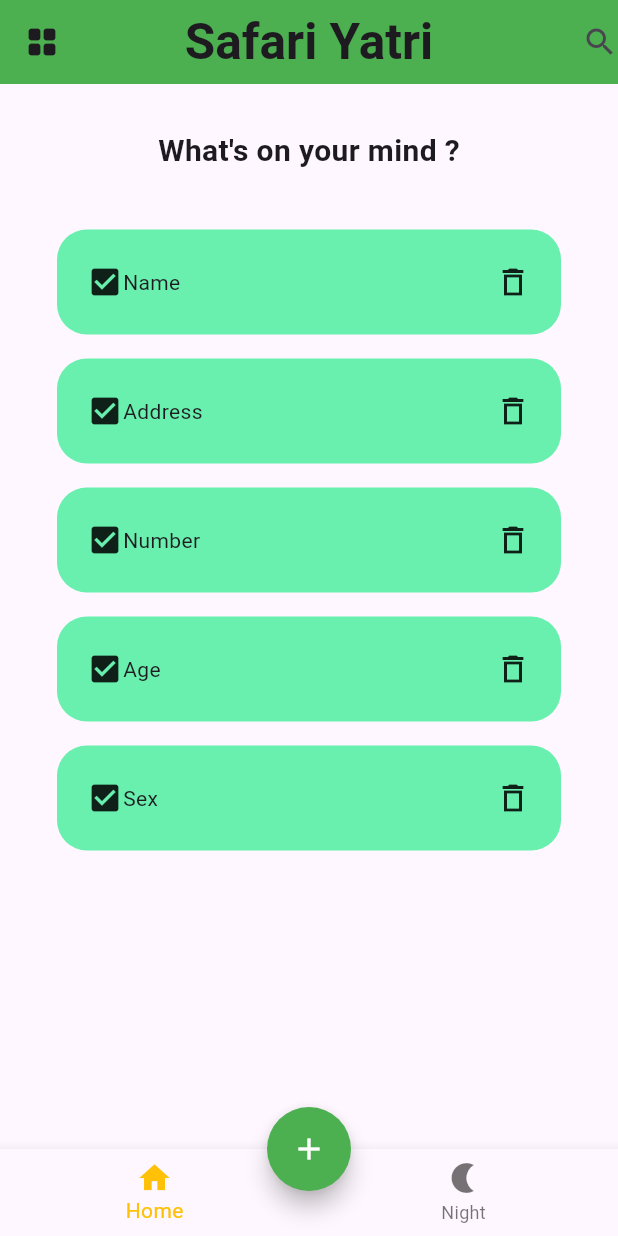
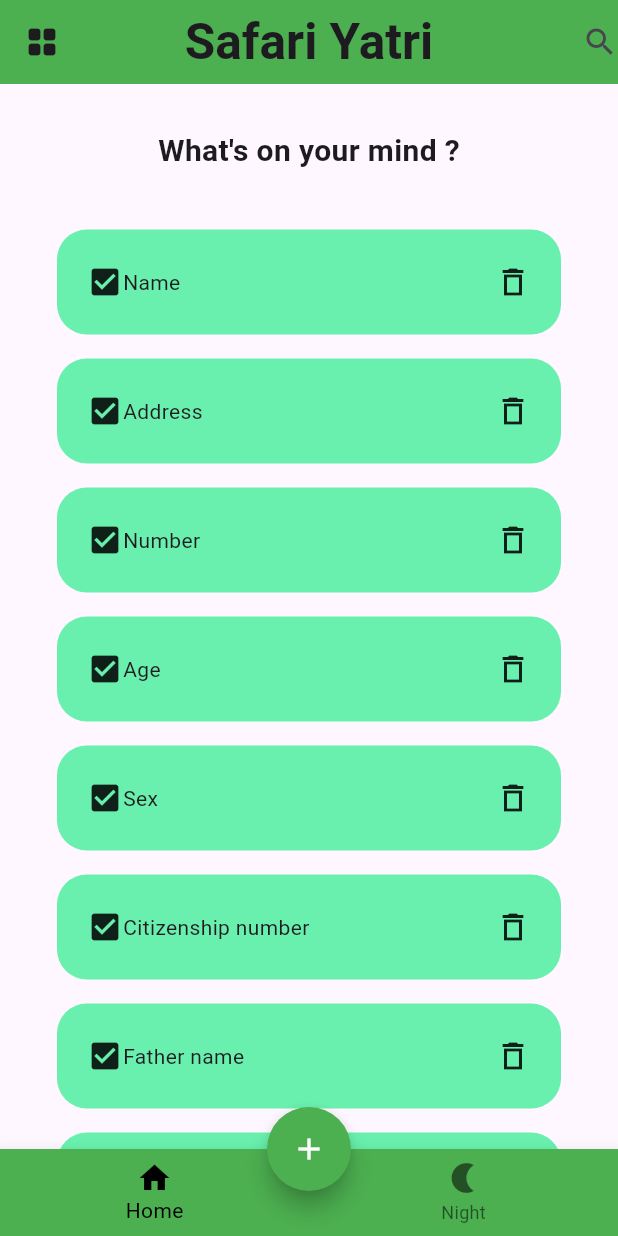
Before and after one commit to Priyanshudev001/Todo, a Flutter app: the screen it shows after launch, on a phone screen of 412 x 824 dp. Run offline on Flutter 3.47's test engine with Material 3 defaults, Android fonts, the phone set to English and light mode, and no system bars.

```diff
--- a/lib/practiceui.dart
+++ b/lib/practiceui.dart
@@ -5,7 +5,16 @@ class Practice extends StatelessWidget {
 
   @override
   Widget build(BuildContext context) {
-    final List<String> lyrics = ["Name", "Address", "Number", "Age", "Sex"];
+    final List<String> lyrics = [
+      "Name",
+      "Address",
+      "Number",
+      "Age",
+      "Sex",
+      "Citizenship number",
+      "Father name",
+      "Mother name",
+    ];
     return Scaffold(
       appBar: AppBar(
         leading: Icon(Icons.grid_view_rounded),
@@ -66,6 +75,7 @@ class Practice extends StatelessWidget {
             // ),
             Expanded(
               child: ListView.builder(
+                //ListVie => scrollable garxa ra dekahunxa list ma bhako kura
                 itemCount: lyrics.length,
                 itemBuilder: (context, index) {
                   return Padding(
@@ -103,7 +113,8 @@ class Practice extends StatelessWidget {
         ),
       ),
       bottomNavigationBar: BottomNavigationBar(
-        selectedItemColor: Colors.amber,
+        backgroundColor: Colors.green,
+        selectedItemColor: const Color.fromARGB(255, 0, 0, 0),
 
         items: [
           BottomNavigationBarItem(
```
